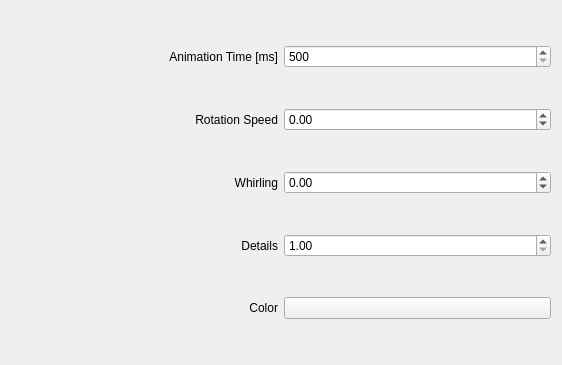
Before: the Qt Designer form kwin/portal/config.ui in Schneegans/Burn-My-Windows, drawn with Qt 5.
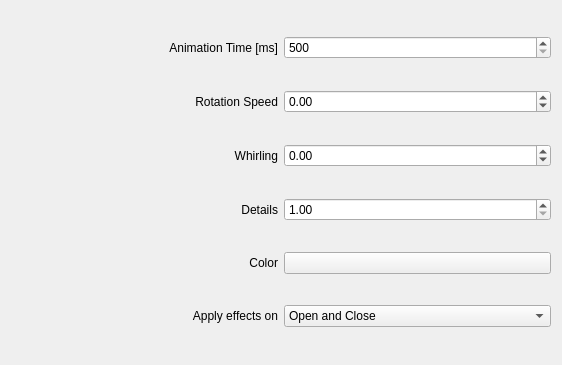
After: the same form once the commit is applied. Custom widgets are drawn as their Qt base class.

Commit message: :tada: Apply effect on open only or close only

The edit to the form file:
```diff
--- a/kwin/portal/config.ui
+++ b/kwin/portal/config.ui
@@ -132,7 +132,41 @@
      </property>
     </widget>
    </item>
-  </layout>
+  
+            <item row="5" column="0">
+                <widget class="QLabel" name="label_ApplyEffectsOn">
+                    <property name="text">
+                        <string>Apply effects on</string>
+                    </property>
+                    <property name="alignment">
+                        <set>Qt::AlignmentFlag::AlignRight|Qt::AlignmentFlag::AlignTrailing|Qt::AlignmentFlag::AlignVCenter</set>
+                    </property>
+                </widget>
+            </item>
+            <item row="5" column="1">
+                <widget class="QComboBox" name="kcfg_ApplyEffectsOn">
+                                        <property name="currentIndex">
+                        <number>2</number>
+                    </property>
+<item>
+                        <property name="text">
+                            <string>Open only</string>
+                        </property>
+                    </item>
+                    <item>
+                        <property name="text">
+                            <string>Close only</string>
+                        </property>
+                    </item>
+                    <item>
+                        <property name="text">
+                            <string>Open and Close</string>
+                        </property>
+                    </item>
+                </widget>
+            </item>
+
+        </layout>
  </widget>
  <customwidgets>
   <customwidget>
```
The commit also changes 38 other files.
